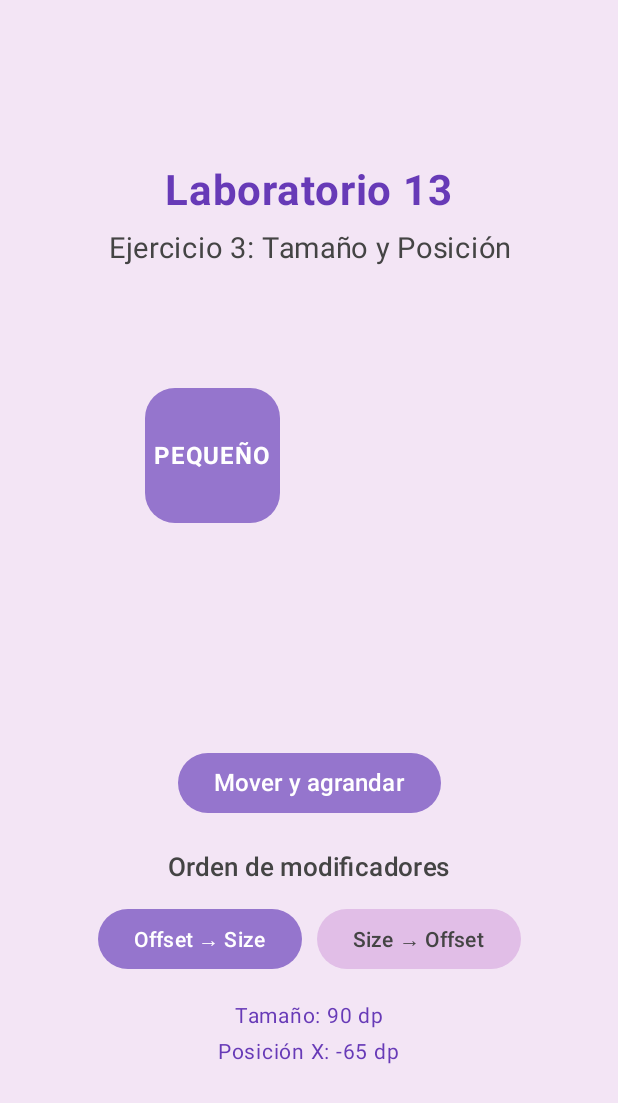
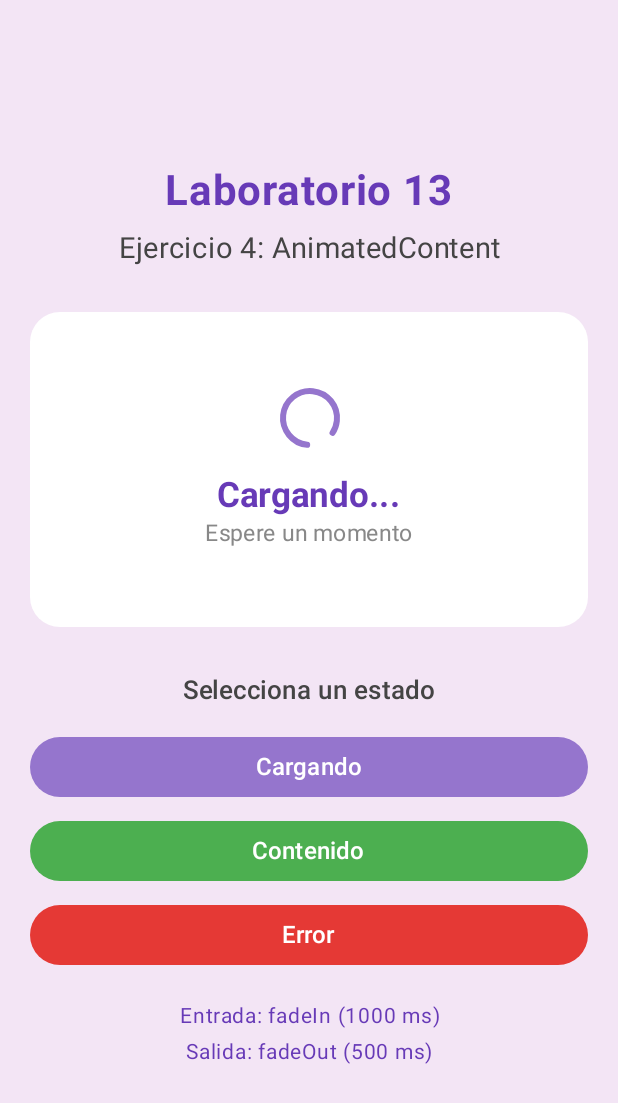
Before and after one commit to ariadnacoyla-max/AnimacionesLab13, an Android app built with Jetpack Compose: the screen it shows after launch (MainActivity), on a phone screen of 412 x 824 dp. Shown: the top 1103 px of the screen. Run offline under Robolectric (Android 15) with nearby library versions, the phone set to English and light mode, and no system bars.

Commit message:
Implementar ejercicio 4 AnimatedContent con fadeIn y fadeOut

```diff
--- /dev/null
+++ b/app/src/main/java/com/tecsup/animacioneslab13/Ejercicio4.kt
@@ -0,0 +1,246 @@
+package com.tecsup.animacioneslab13
+
+import androidx.compose.animation.AnimatedContent
+import androidx.compose.animation.ExperimentalAnimationApi
+import androidx.compose.animation.fadeIn
+import androidx.compose.animation.fadeOut
+import androidx.compose.animation.togetherWith
+import androidx.compose.animation.core.tween
+import androidx.compose.foundation.background
+import androidx.compose.foundation.layout.*
+import androidx.compose.foundation.shape.RoundedCornerShape
+import androidx.compose.material3.*
+import androidx.compose.runtime.*
+import androidx.compose.ui.Alignment
+import androidx.compose.ui.Modifier
+import androidx.compose.ui.graphics.Color
+import androidx.compose.ui.text.font.FontWeight
+import androidx.compose.ui.text.style.TextAlign
+import androidx.compose.ui.tooling.preview.Preview
+import androidx.compose.ui.unit.dp
+import androidx.compose.ui.unit.sp
+
+// Estados que utilizaremos en AnimatedContent.
+enum class EstadoPantalla {
+    CARGANDO,
+    CONTENIDO,
+    ERROR
+}
+
+@OptIn(ExperimentalAnimationApi::class)
+@Composable
+fun PantallaEjercicio4(modifier: Modifier = Modifier) {
+
+    var estadoActual by remember {
+        mutableStateOf(EstadoPantalla.CARGANDO)
+    }
+
+    val lila = Color(0xFF9575CD)
+    val fondoLila = Color(0xFFF3E5F5)
+    val lilaOscuro = Color(0xFF673AB7)
+
+    Column(
+        modifier = modifier
+            .fillMaxSize()
+            .background(fondoLila)
+            .padding(20.dp),
+        horizontalAlignment = Alignment.CenterHorizontally,
+        verticalArrangement = Arrangement.Center
+    ) {
+
+        Text(
+            text = "Laboratorio 13",
+            fontSize = 28.sp,
+            fontWeight = FontWeight.Bold,
+            color = lilaOscuro
+        )
+
+        Spacer(modifier = Modifier.height(10.dp))
+
+        Text(
+            text = "Ejercicio 4: AnimatedContent",
+            fontSize = 19.sp,
+            color = Color.DarkGray,
+            textAlign = TextAlign.Center
+        )
+
+        Spacer(modifier = Modifier.height(30.dp))
+
+        // AnimatedContent realiza la transición entre estados.
+        AnimatedContent(
+            targetState = estadoActual,
+            transitionSpec = {
+                fadeIn(
+                    animationSpec = tween(
+                        durationMillis = 1000
+                    )
+                ) togetherWith fadeOut(
+                    animationSpec = tween(
+                        durationMillis = 500
+                    )
+                )
+            },
+            label = "CambioContenido"
+        ) { estado ->
+
+            Box(
+                modifier = Modifier
+                    .fillMaxWidth()
+                    .height(210.dp)
+                    .background(
+                        Color.White,
+                        RoundedCornerShape(20.dp)
+                    ),
+                contentAlignment = Alignment.Center
+            ) {
+
+                Column(
+                    horizontalAlignment = Alignment.CenterHorizontally,
+                    verticalArrangement = Arrangement.Center,
+                    modifier = Modifier.padding(20.dp)
+                ) {
+
+                    when (estado) {
+
+                        EstadoPantalla.CARGANDO -> {
+                            CircularProgressIndicator(
+                                color = lila
+                            )
+
+                            Spacer(
+                                modifier = Modifier.height(18.dp)
+                            )
+
+                            Text(
+                                text = "Cargando...",
+                                fontSize = 23.sp,
+                                fontWeight = FontWeight.Bold,
+                                color = lilaOscuro
+                            )
+
+                            Text(
+                                text = "Espere un momento",
+                                fontSize = 15.sp,
+                                color = Color.Gray
+                            )
+                        }
+
+                        EstadoPantalla.CONTENIDO -> {
+                            Text(
+                                text = "✓",
+                                fontSize = 48.sp,
+                                color = Color(0xFF4CAF50)
+                            )
+
+                            Text(
+                                text = "¡Contenido cargado!",
+                                fontSize = 22.sp,
+                                fontWeight = FontWeight.Bold,
+                                color = Color(0xFF388E3C),
+                                textAlign = TextAlign.Center
+                            )
+
+                            Text(
+                                text = "La información está disponible",
+                                fontSize = 14.sp,
+                                color = Color.Gray,
+                                textAlign = TextAlign.Center
+                            )
+                        }
+
+                        EstadoPantalla.ERROR -> {
+                            Text(
+                                text = "!",
+                                fontSize = 48.sp,
+                                fontWeight = FontWeight.Bold,
+                                color = Color(0xFFE53935)
+                            )
+
+                            Text(
+                                text = "¡Ocurrió un error!",
+                                fontSize = 22.sp,
+                                fontWeight = FontWeight.Bold,
+                                color = Color(0xFFE53935),
+                                textAlign = TextAlign.Center
+                            )
+
+                            Text(
+                                text = "No se pudo cargar la información",
+                                fontSize = 14.sp,
+                                color = Color.Gray,
+                                textAlign = TextAlign.Center
+                            )
+                        }
+                    }
+                }
+            }
+        }
+
+        Spacer(modifier = Modifier.height(30.dp))
+
+        Text(
+            text = "Selecciona un estado",
+            fontSize = 17.sp,
+            fontWeight = FontWeight.SemiBold,
+            color = Color.DarkGray
+        )
+
+        Spacer(modifier = Modifier.height(15.dp))
+
+        // Botones para cambiar el estado.
+        Button(
+            onClick = {
+                estadoActual = EstadoPantalla.CARGANDO
+            },
+            modifier = Modifier.fillMaxWidth(),
+            colors = ButtonDefaults.buttonColors(
+                containerColor = lila
+            )
+        ) {
+            Text("Cargando", fontSize = 16.sp)
+        }
+
+        Spacer(modifier = Modifier.height(8.dp))
+
+        Button(
+            onClick = {
+                estadoActual = EstadoPantalla.CONTENIDO
+            },
+            modifier = Modifier.fillMaxWidth(),
+            colors = ButtonDefaults.buttonColors(
+                containerColor = Color(0xFF4CAF50)
+            )
+        ) {
+            Text("Contenido", fontSize = 16.sp)
+        }
+
+        Spacer(modifier = Modifier.height(8.dp))
+
+        Button(
+            onClick = {
+                estadoActual = EstadoPantalla.ERROR
+            },
+            modifier = Modifier.fillMaxWidth(),
+            colors = ButtonDefaults.buttonColors(
+                containerColor = Color(0xFFE53935)
+            )
+        ) {
+            Text("Error", fontSize = 16.sp)
+        }
+
+        Spacer(modifier = Modifier.height(18.dp))
+
+        Text(
+            text = "Entrada: fadeIn (1000 ms)\nSalida: fadeOut (500 ms)",
+            fontSize = 14.sp,
+            color = lilaOscuro,
+            textAlign = TextAlign.Center
+        )
+    }
+}
+
+@Preview(showBackground = true)
+@Composable
+fun Ejercicio4Preview() {
+    PantallaEjercicio4()
+}
--- a/app/src/main/java/com/tecsup/animacioneslab13/MainActivity.kt
+++ b/app/src/main/java/com/tecsup/animacioneslab13/MainActivity.kt
@@ -38,7 +38,7 @@ class MainActivity : ComponentActivity() {
                     modifier = Modifier.fillMaxSize(),
                     containerColor = FondoLila
                 ) { innerPadding ->
-                    PantallaEjercicio3(
+                    PantallaEjercicio4(
                         modifier = Modifier.padding(innerPadding)
                     )
                 }
```
